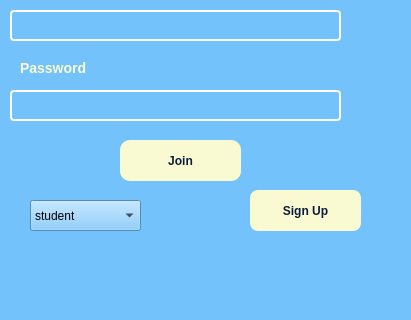
Above: UI_Files/Login_Page.ui from sakotiya/SPARTANRIDESJSU before the change; both pictures show x 0 to 411 and y 230 to 550 of the 411 by 550 pixel window. Below: the same form after it.
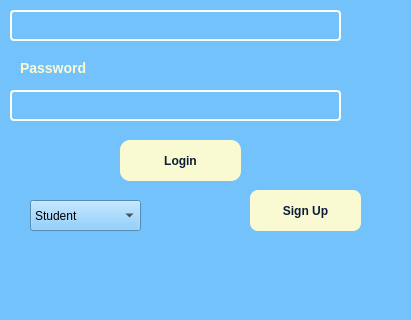
That is the form after the change. Icons and pictures are not drawn.

Diff of the .ui file:
```diff
--- a/UI_Files/Login_Page.ui
+++ b/UI_Files/Login_Page.ui
@@ -260,7 +260,7 @@
 }</string>
     </property>
     <property name="text">
-     <string>Join</string>
+     <string>Login</string>
     </property>
     <property name="checkable">
      <bool>true</bool>
@@ -280,7 +280,7 @@
  </property>
  <item>
   <property name="text">
-   <string>student</string>
+      <string>Student</string>
   </property>
  </item>
  <item>
```
Left out of the diff: 11 changed lines with no effect on the pictures. Lines whose indentation alone changed are shown as unchanged.
